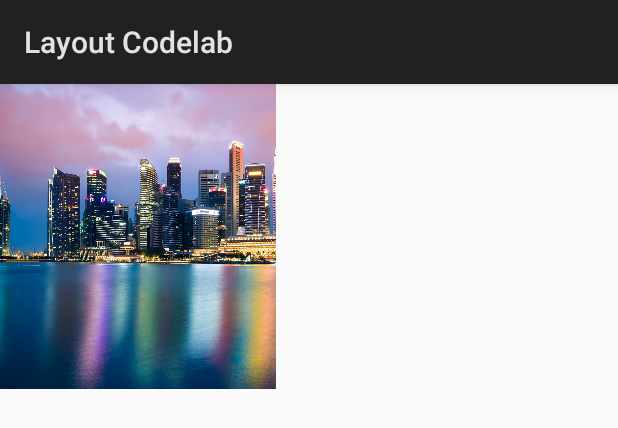
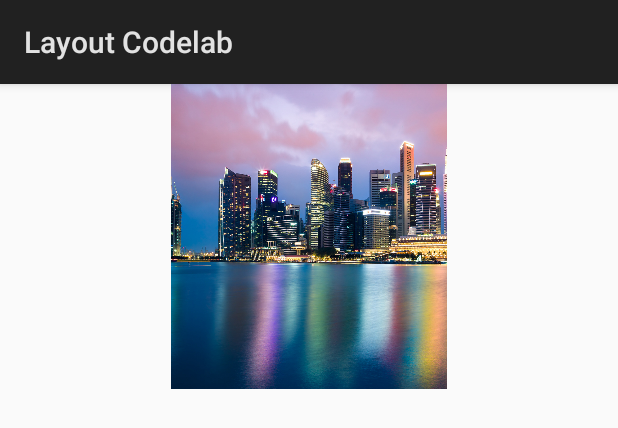
Before and after one commit to robertgiteiyopeso/constraint-layout-start, an Android app: the layout activity_main_autoconnect.xml on its own in the app's theme, with its tools: preview values and no code run, on a phone screen of 412 x 824 dp. Shown: the top 428 px of the screen. Run offline under Robolectric (Android 15) with nearby library versions, the phone set to English and light mode, and no system bars.

```diff
--- a/app/src/main/res/layout/activity_main_autoconnect.xml
+++ b/app/src/main/res/layout/activity_main_autoconnect.xml
@@ -1,18 +1,22 @@
 <?xml version="1.0" encoding="utf-8"?>
 <android.support.constraint.ConstraintLayout xmlns:android="http://schemas.android.com/apk/res/android"
     xmlns:app="http://schemas.android.com/apk/res-auto"
+    xmlns:tools="http://schemas.android.com/tools"
     android:layout_width="match_parent"
     android:layout_height="match_parent"
     app:layout_editor_absoluteX="0dp"
     app:layout_editor_absoluteY="81dp">
 
     <ImageView
-        android:src="@drawable/singapore"
+        android:id="@+id/imageView"
         android:layout_width="184dp"
         android:layout_height="203dp"
+        android:contentDescription="@string/placeholder"
+        android:scaleType="centerCrop"
+        android:src="@drawable/singapore"
+        app:layout_constraintEnd_toEndOf="parent"
+        app:layout_constraintStart_toStartOf="parent"
+        app:layout_constraintTop_toTopOf="parent"
         app:layout_editor_absoluteX="100dp"
-        app:layout_editor_absoluteY="68dp"
-        android:id="@+id/imageView"
-        android:scaleType="centerCrop"
-        android:contentDescription="@string/placeholder" />
+        app:layout_editor_absoluteY="68dp" />
 </android.support.constraint.ConstraintLayout>
```
